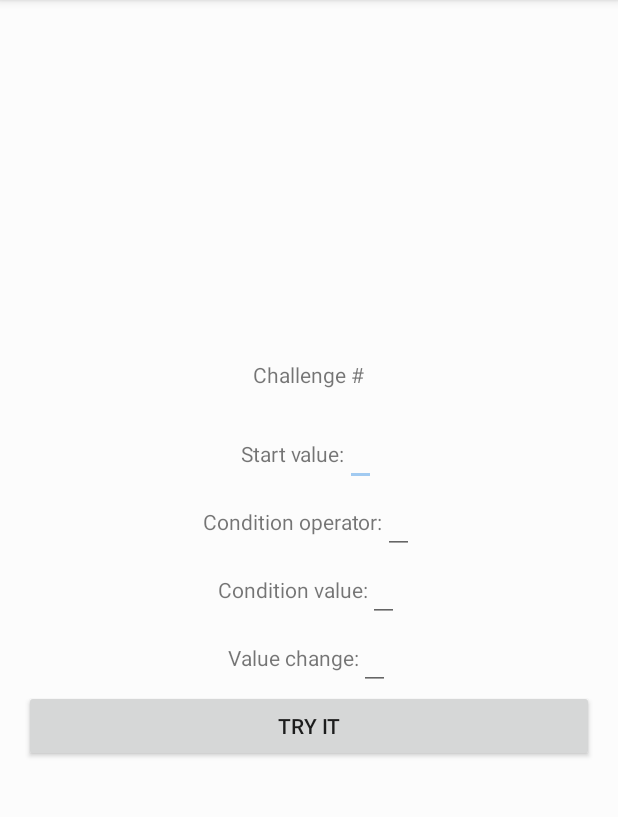
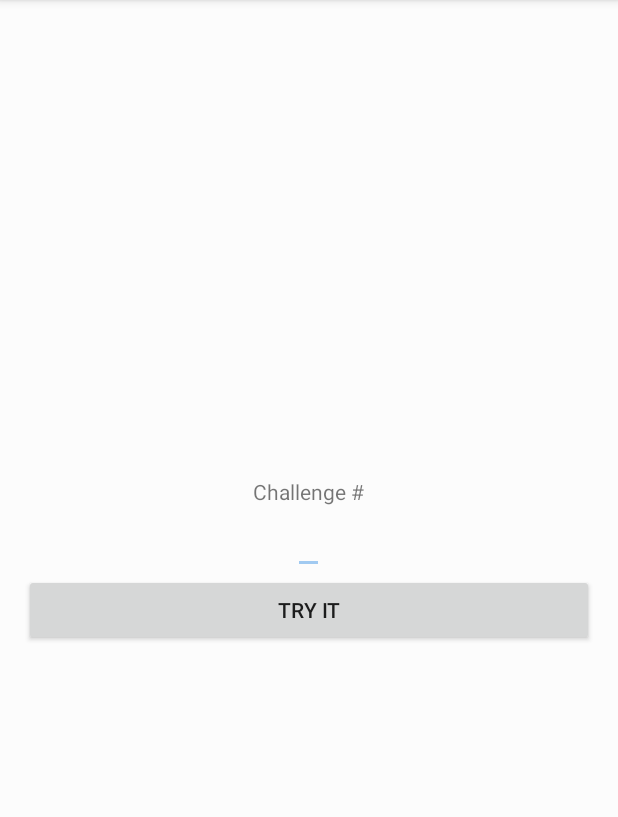
Before and after one commit to riagalanos/Joopz, an Android app: the ChallengeActivity screen opened directly, with no data from a screen before it, on a phone screen of 412 x 824 dp, the part 84-901 px from its top. Run offline under Robolectric (Android 15) with nearby library versions, the phone set to English and light mode, and no system bars.

```diff
--- a/build.gradle
+++ b/build.gradle
@@ -32,4 +32,9 @@ dependencies {
     androidTestImplementation 'com.android.support.test:runner:1.0.2'
     androidTestImplementation 'com.android.support.test.espresso:espresso-core:3.0.2'
     implementation 'com.google.firebase:firebase-auth:16.0.4'
+    //implementation 'com.github.jOOQ:jOOR:version-0.9.8'
+    //implementation 'org.beanshell:bsh:2.0b5'
+    implementation 'org.apache-extras.beanshell:bsh:2.0b6'
+
+
 }
--- a/src/main/java/com/cscheerleader/joopz/ChallengeActivity.java
+++ b/src/main/java/com/cscheerleader/joopz/ChallengeActivity.java
@@ -2,15 +2,109 @@ package com.cscheerleader.joopz;
 
 import android.support.v7.app.AppCompatActivity;
 import android.os.Bundle;
+import android.util.Log;
+import android.view.View;
+import android.widget.Button;
+import android.widget.EditText;
+import android.widget.TextView;
+
+//import bsh.Interpreter;
+//import org.joor.Reflect;
+//import java.util.function.Supplier;
+//import javax.tools.JavaCompiler;
 
 public class ChallengeActivity extends AppCompatActivity {
+
+    private TextView result;
+    private EditText incomplete_loop, start_value, condition_operator, condition_value, value_change;
+    //private Interpreter interpreter;
+    private Button button_compile;
 
     @Override
     protected void onCreate(Bundle savedInstanceState) {
         super.onCreate(savedInstanceState);
         setContentView(R.layout.activity_challenge);
 
+        incomplete_loop = (EditText) findViewById(R.id.incomplete_loop);
+        //start_value = (EditText) findViewById(R.id.start_value);
+        //condition_value = (EditText) findViewById(R.id.condition_value);
+        //value_change = (EditText) findViewById(R.id.value_change);
+        result = (TextView) findViewById(R.id.result);
+        button_compile = (Button) findViewById(R.id.button_compile);
+
+        //interpreter = new Interpreter();
+        /*button_compile.setOnClickListener(new View.OnClickListener() {
+            @Override
+            public void onClick(View view) {
+                try {
+                    interpreter.set("myapp", ChallengeActivity.this); //a reference to activity
+                    interpreter.set("code", incomplete_loop);
+                    interpreter.set("button", button_compile);
+                    result.setText("bob" + interpreter.eval(incomplete_loop.getText().toString()));
+                    Log.v("MMMMMMMMMM", ""+interpreter.eval(incomplete_loop.getText().toString()));
+
+                }
+                catch(Exception e){}
+
+            }
+        });*/
+        //String loop = "for int i = init_value; i < upper_bound; increment \n" +
+        //       "\tSystem.out.println(i); \n";
+        //String expected_output = "5 6 7 8";
+        //displayProblem(loop, expected_output);
+    }
 
 
+
+    /*public void displayProblem(String problem, String expected_result) {
+
+        //System.out.println("For the loop below --> \n");
+        //System.out.println(problem);
+
+        //incomplete_loop.setText(problem + "and\n" + expected_result);
+
+        //System.out.println("With output --> \n");
+        //System.out.println(expected_result);
+        //System.out.println();
+        //System.out.print("Enter init_value: ");
+        String init = start_value.getText().toString();
+        //System.out.print("Enter upper_bound: ");
+        String condition_termination = condition_value.getText().toString();
+        //System.out.print("Enter increment statement: ");
+        String increment_statement = value_change.getText().toString();
+
+        //result.setText(test(init, condition_termination, increment_statement));
     }
+
+    /*public String test(String init, String condition_termination, String increment_statement) {
+        try{
+            //basic example was from https://blog.jooq.org/2018/04/03/how-to-compile-a-class-at-runtime-with-java-8-and-9/
+            Supplier<String> supplier = Reflect.compile(
+                    "com.example.CompileTest",
+                    "package com.example;\n" +
+                            "class CompileTest\n" +
+                            "implements java.util.function.Supplier<String> {\n" +
+                            "  public String get() {\n" +
+                            "    String str=\"\";\n " +
+                            "    for (int i=" + init + "; i <" + condition_termination + "; " + increment_statement + "){\n" +
+                            "       str+=i;\n"  +
+                            "       str+=\" \";\n" +
+                            "    }\n" +
+                            "    return str;\n" +
+                            "  }\n" +
+                            "}\n"
+            ).create().get();
+            String output = supplier.get();
+            return output;
+        }
+        catch(Exception e){
+            String message = e.toString();
+            if (message.contains("Compilation"))
+                return "Compilation error";
+            return e.toString();
+        }
+
+
+    }*/
+
 }
--- a/src/main/res/layout/activity_challenge.xml
+++ b/src/main/res/layout/activity_challenge.xml
@@ -13,11 +13,16 @@
         android:layout_height="wrap_content"
         android:text="@string/header"/>
 
-    <TextView
+    <EditText
         android:id="@+id/incomplete_loop"
         android:layout_width="wrap_content"
         android:layout_height="wrap_content"
         android:text="@string/incomplete_loop"/>
+
+    <!--<TextView
+        android:layout_width="wrap_content"
+        android:layout_height="wrap_content"
+        android:text="@string/instructions"/>
 
     <LinearLayout
         android:layout_width="wrap_content"
@@ -82,7 +87,7 @@
             android:layout_width="wrap_content"
             android:layout_height="wrap_content"/>
     </LinearLayout>
-
+    -->
     <Button
         android:id="@+id/button_compile"
         android:layout_width="match_parent"
--- a/src/main/res/values/strings.xml
+++ b/src/main/res/values/strings.xml
@@ -16,5 +16,6 @@
     <string name="button_execute">TRY IT</string>
     <string name="result"></string>
     <string name="get_problem">GET PROBLEM</string>
+    <string name="instructions"></string>
 
 </resources>
```
